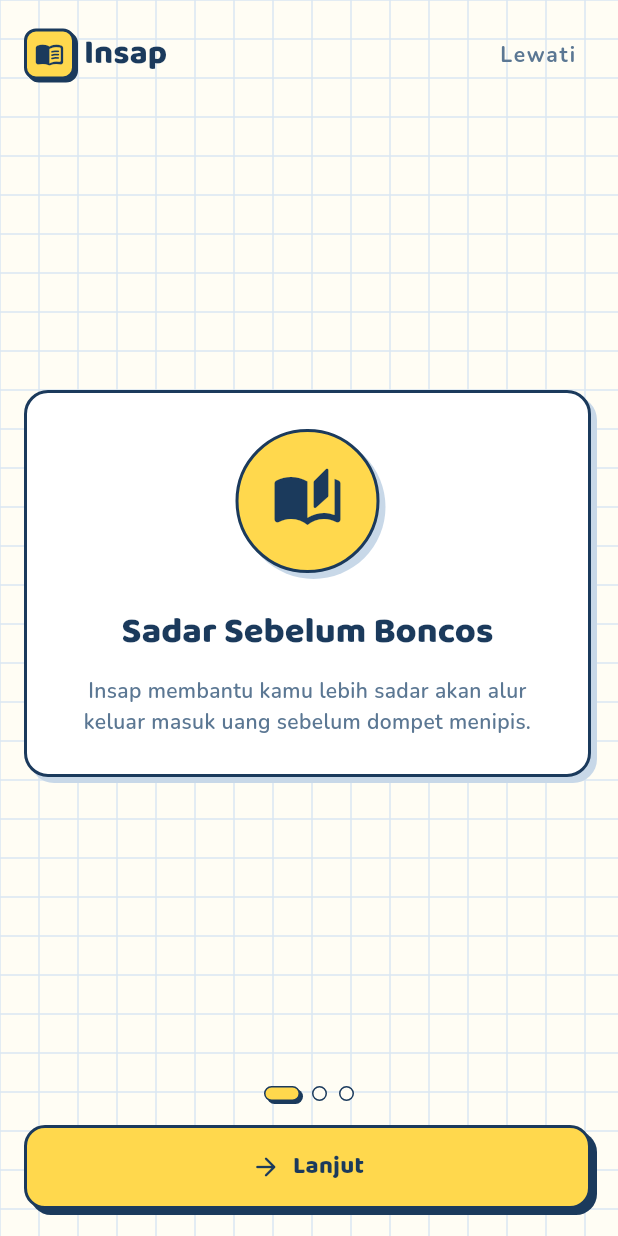
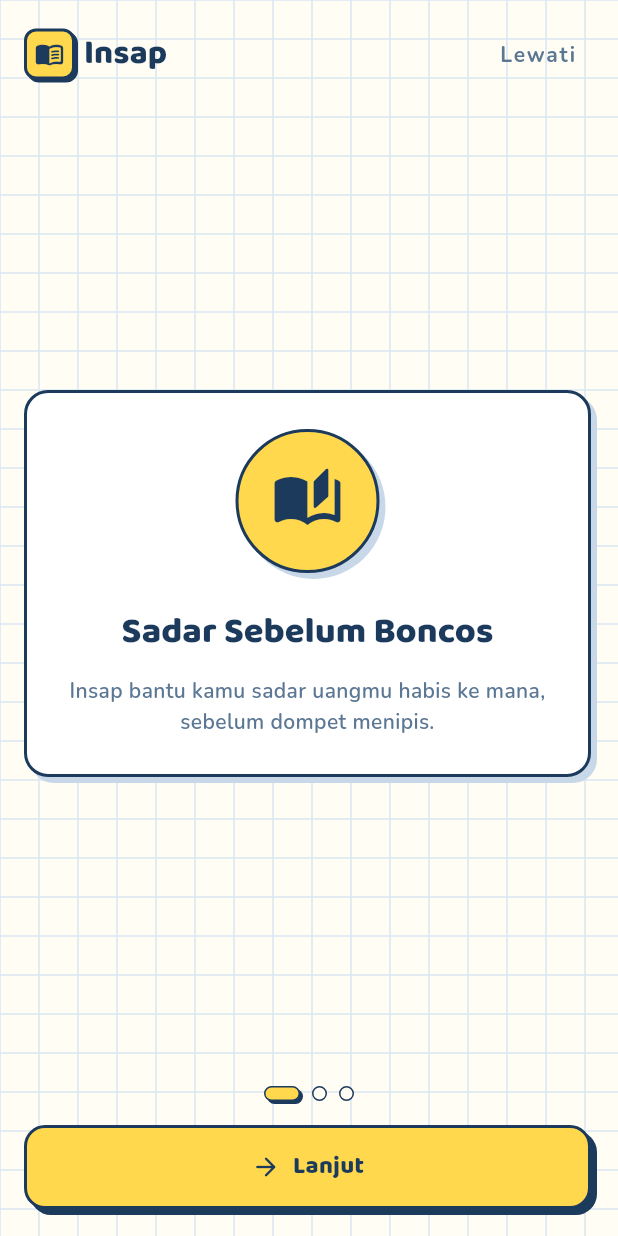
Before and after one commit to riyadiambis/Insap-App-Flutter, a Flutter app: the screen it shows after launch, on a phone screen of 412 x 824 dp. Run offline on Flutter 3.47's test engine with Material 3 defaults, Android fonts, the phone set to English and light mode, and no system bars; our stand-ins replace cloud_firestore, equatable, firebase_auth, firebase_core, flutter_bloc, get_it and 3 more; accounts and stored records are empty.

Commit message:
fix(issue-23): perbaiki teks layar perkenalan

```diff
--- a/lib/features/perkenalan/presentation/pages/halaman_perkenalan.dart
+++ b/lib/features/perkenalan/presentation/pages/halaman_perkenalan.dart
@@ -165,7 +165,7 @@ class _HalamanPerkenalanState extends State<HalamanPerkenalan> {
                 warnaLatarIkon: AppColors.stabilo,
                 judul: 'Sadar Sebelum Boncos',
                 kalimat:
-                    'Insap membantu kamu lebih sadar akan alur keluar masuk uang sebelum dompet menipis.',
+                    'Insap bantu kamu sadar uangmu habis ke mana, sebelum dompet menipis.',
               ),
               _buildSlideItem(
                 context,
```
Also changed, not shown: 1 other file.
